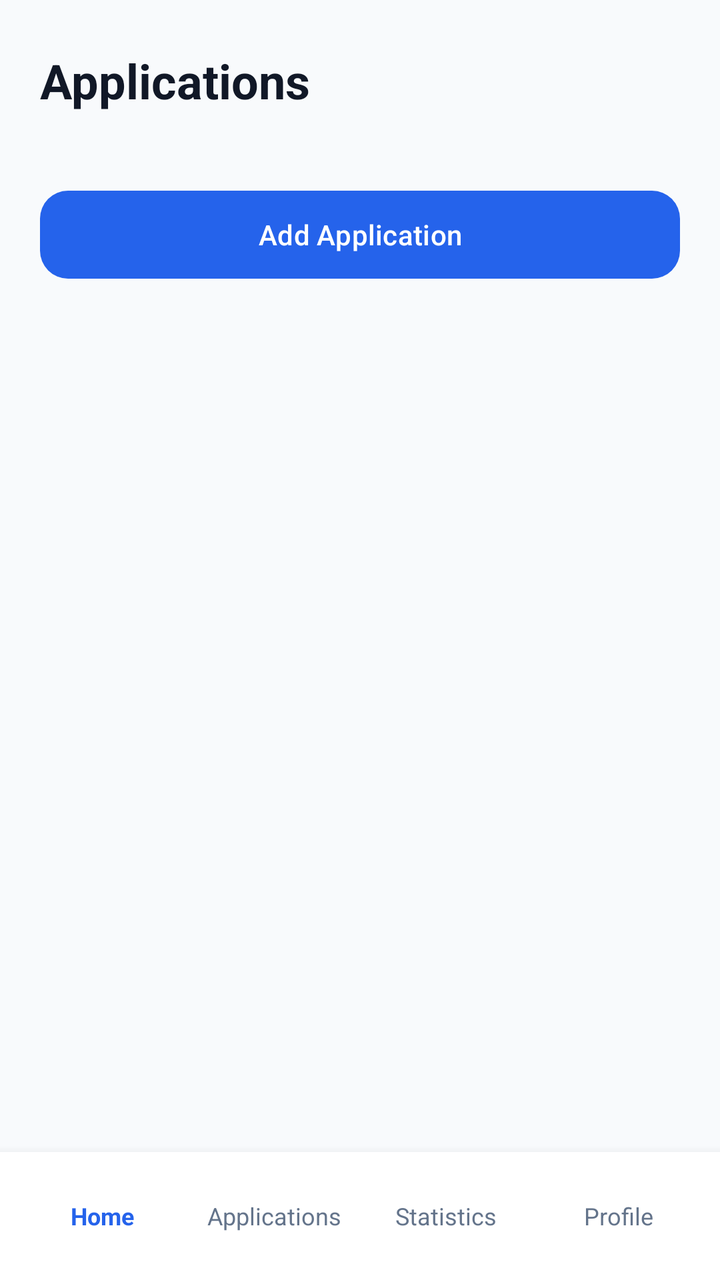
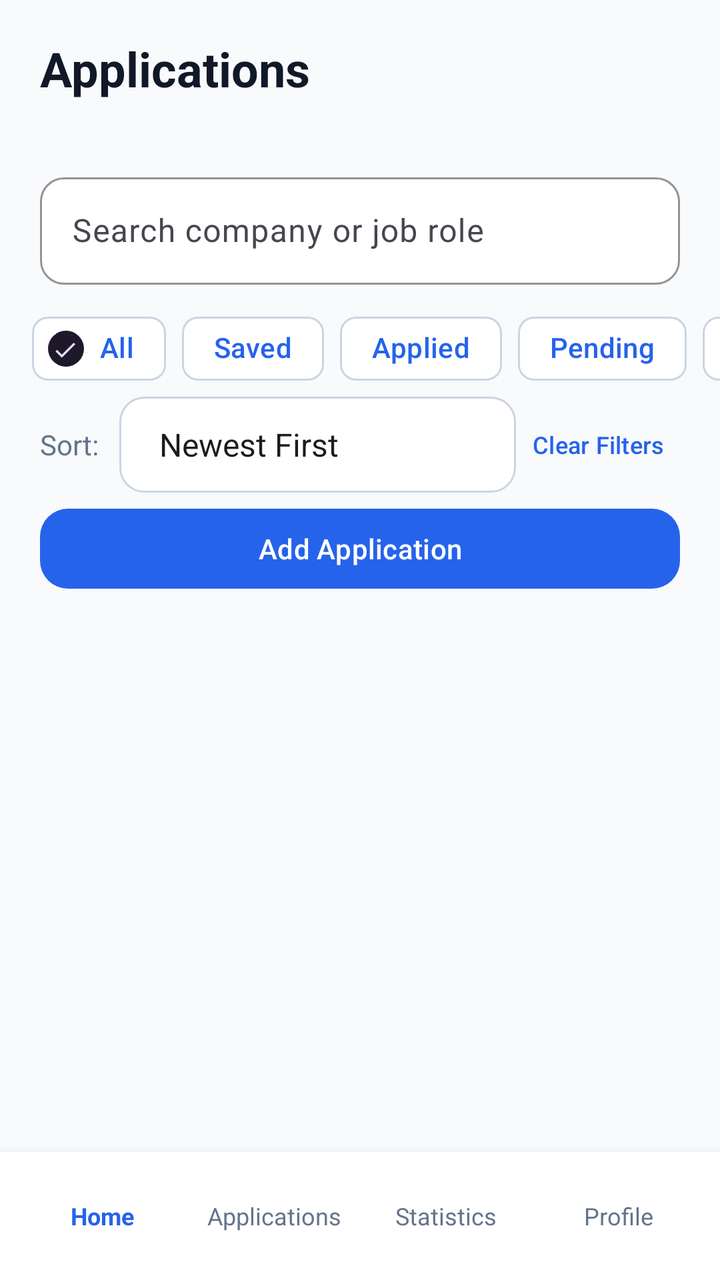

Compare the two renders of this Android layout. The source of the first and the diff that turns it into the second are given below.
<!-- AndroidManifest.xml: application theme Theme.ApplyMate -->
<!-- res/layout/activity_applications.xml -->
<?xml version="1.0" encoding="utf-8"?>
<LinearLayout xmlns:android="http://schemas.android.com/apk/res/android"
    xmlns:app="http://schemas.android.com/apk/res-auto"
    android:layout_width="match_parent"
    android:layout_height="match_parent"
    android:background="@color/background"
    android:orientation="vertical">

    <TextView
        android:id="@+id/text_list_title"
        android:layout_width="match_parent"
        android:layout_height="wrap_content"
        android:paddingStart="20dp"
        android:paddingTop="24dp"
        android:paddingEnd="20dp"
        android:text="@string/all_applications"
        android:textColor="@color/primary_text"
        android:textSize="24sp"
        android:textStyle="bold" />

    <TextView
        android:id="@+id/text_list_subtitle"
        android:layout_width="match_parent"
        android:layout_height="wrap_content"
        android:paddingStart="20dp"
        android:paddingTop="4dp"
        android:paddingEnd="20dp"
        android:textColor="@color/secondary_text"
        android:textSize="14sp" />

    <com.google.android.material.button.MaterialButton
        android:id="@+id/button_add_application"
        android:layout_width="match_parent"
        android:layout_height="52dp"
        android:layout_marginStart="20dp"
        android:layout_marginTop="12dp"
        android:layout_marginEnd="20dp"
        android:text="@string/add_application"
        android:textSize="14sp"
        app:backgroundTint="@color/primary_blue"
        app:cornerRadius="14dp" />

    <FrameLayout
        android:layout_width="match_parent"
        android:layout_height="0dp"
        android:layout_weight="1">

        <androidx.recyclerview.widget.RecyclerView
            android:id="@+id/recycler_applications"
            android:layout_width="match_parent"
            android:layout_height="match_parent"
            android:clipToPadding="false"
            android:paddingStart="16dp"
            android:paddingTop="12dp"
            android:paddingEnd="16dp"
            android:paddingBottom="16dp" />

        <TextView
            android:id="@+id/text_empty_applications"
            android:layout_width="match_parent"
            android:layout_height="wrap_content"
            android:layout_gravity="center"
            android:gravity="center"
            android:padding="32dp"
            android:text="@string/no_applications_filter"
            android:textColor="@color/secondary_text"
            android:textSize="16sp"
            android:visibility="gone" />
    </FrameLayout>

    <include layout="@layout/view_bottom_navigation" />
</LinearLayout>
<!-- res/layout/view_bottom_navigation.xml (included above) -->
<?xml version="1.0" encoding="utf-8"?>
<LinearLayout xmlns:android="http://schemas.android.com/apk/res/android"
    android:layout_width="match_parent"
    android:layout_height="64dp"
    android:background="@color/card_white"
    android:elevation="8dp"
    android:gravity="center"
    android:orientation="horizontal"
    android:paddingStart="8dp"
    android:paddingEnd="8dp">

    <TextView
        android:id="@+id/nav_home"
        android:layout_width="0dp"
        android:layout_height="match_parent"
        android:layout_weight="1"
        android:gravity="center"
        android:text="@string/nav_home"
        android:textColor="@color/primary_blue"
        android:textSize="12sp"
        android:textStyle="bold" />

    <TextView
        android:id="@+id/nav_applications"
        android:layout_width="0dp"
        android:layout_height="match_parent"
        android:layout_weight="1"
        android:gravity="center"
        android:text="@string/nav_applications"
        android:textColor="@color/secondary_text"
        android:textSize="12sp" />

    <TextView
        android:id="@+id/nav_statistics"
        android:layout_width="0dp"
        android:layout_height="match_parent"
        android:layout_weight="1"
        android:gravity="center"
        android:text="@string/nav_statistics"
        android:textColor="@color/secondary_text"
        android:textSize="12sp" />

    <TextView
        android:id="@+id/nav_profile"
        android:layout_width="0dp"
        android:layout_height="match_parent"
        android:layout_weight="1"
        android:gravity="center"
        android:text="@string/nav_profile"
        android:textColor="@color/secondary_text"
        android:textSize="12sp" />
</LinearLayout>
<!-- resources referenced by this layout -->
<resources>
  <color name="background">#F8FAFC</color>
  <color name="card_white">#FFFFFF</color>
  <color name="primary_blue">#2563EB</color>
  <color name="primary_text">#111827</color>
  <color name="secondary_text">#64748B</color>
  <string name="add_application">Add Application</string>
  <string name="all_applications">Applications</string>
  <string name="nav_applications">Applications</string>
  <string name="nav_home">Home</string>
  <string name="nav_profile">Profile</string>
  <string name="nav_statistics">Statistics</string>
  <string name="no_applications_filter">No applications found for this status.</string>
  <style name="Theme.ApplyMate" parent="Base.Theme.ApplyMate" />
  <style name="Base.Theme.ApplyMate" parent="Theme.Material3.DayNight.NoActionBar">
          <item name="colorPrimary">@color/primary_blue</item>
          <item name="colorOnPrimary">@color/card_white</item>
          <item name="colorSecondary">@color/primary_blue</item>
          <item name="colorError">@color/error</item>
          <item name="android:colorAccent">@color/primary_blue</item>
          <item name="android:statusBarColor">@color/background</item>
          <item name="android:navigationBarColor">@color/primary_blue</item>
          <item name="android:windowLightStatusBar">true</item>
          <item name="android:windowBackground">@color/background</item>
      </style>
  <color name="error">#DC2626</color>
</resources>

<!-- the commit's change to res/layout/activity_applications.xml (unified diff, before → after) -->
@@ -11,7 +11,7 @@
         android:layout_width="match_parent"
         android:layout_height="wrap_content"
         android:paddingStart="20dp"
-        android:paddingTop="24dp"
+        android:paddingTop="18dp"
         android:paddingEnd="20dp"
         android:text="@string/all_applications"
         android:textColor="@color/primary_text"
@@ -28,12 +28,175 @@
         android:textColor="@color/secondary_text"
         android:textSize="14sp" />
 
+    <com.google.android.material.textfield.TextInputLayout
+        android:id="@+id/layout_search_applications"
+        style="@style/ApplyMateInputLayout"
+        android:layout_width="match_parent"
+        android:layout_height="wrap_content"
+        android:layout_marginStart="20dp"
+        android:layout_marginTop="10dp"
+        android:layout_marginEnd="20dp"
+        android:hint="@string/search_applications">
+
+        <com.google.android.material.textfield.TextInputEditText
+            android:id="@+id/input_search_applications"
+            style="@style/ApplyMateInput"
+            android:imeOptions="actionDone"
+            android:inputType="text"
+            android:maxLines="1" />
+    </com.google.android.material.textfield.TextInputLayout>
+
+    <HorizontalScrollView
+        android:layout_width="match_parent"
+        android:layout_height="wrap_content"
+        android:layout_marginTop="8dp"
+        android:clipToPadding="false"
+        android:fillViewport="false"
+        android:scrollbars="none">
+
+        <com.google.android.material.chip.ChipGroup
+            android:id="@+id/chip_group_status"
+            android:layout_width="wrap_content"
+            android:layout_height="wrap_content"
+            android:paddingStart="16dp"
+            android:paddingEnd="16dp"
+            app:chipSpacingHorizontal="8dp"
+            app:singleLine="true"
+            app:singleSelection="true">
+
+            <com.google.android.material.chip.Chip
+                android:id="@+id/chip_filter_all"
+                android:layout_width="wrap_content"
+                android:layout_height="wrap_content"
+                android:checkable="true"
+                android:checked="true"
+                android:text="@string/filter_all"
+                android:textColor="@color/primary_blue"
+                app:checkedIconVisible="true"
+                app:chipBackgroundColor="@color/card_white"
+                app:chipStrokeColor="@color/outline"
+                app:chipStrokeWidth="1dp" />
+
+            <com.google.android.material.chip.Chip
+                android:id="@+id/chip_filter_saved"
+                android:layout_width="wrap_content"
+                android:layout_height="wrap_content"
+                android:checkable="true"
+                android:text="@string/status_saved"
+                android:textColor="@color/primary_blue"
+                app:checkedIconVisible="true"
+                app:chipBackgroundColor="@color/card_white"
+                app:chipStrokeColor="@color/outline"
+                app:chipStrokeWidth="1dp" />
+
+            <com.google.android.material.chip.Chip
+                android:id="@+id/chip_filter_applied"
+                android:layout_width="wrap_content"
+                android:layout_height="wrap_content"
+                android:checkable="true"
+                android:text="@string/status_applied"
+                android:textColor="@color/primary_blue"
+                app:checkedIconVisible="true"
+                app:chipBackgroundColor="@color/card_white"
+                app:chipStrokeColor="@color/outline"
+                app:chipStrokeWidth="1dp" />
+
+            <com.google.android.material.chip.Chip
+                android:id="@+id/chip_filter_pending"
+                android:layout_width="wrap_content"
+                android:layout_height="wrap_content"
+                android:checkable="true"
+                android:text="@string/status_pending"
+                android:textColor="@color/primary_blue"
+                app:checkedIconVisible="true"
+                app:chipBackgroundColor="@color/card_white"
+                app:chipStrokeColor="@color/outline"
+                app:chipStrokeWidth="1dp" />
+
+            <com.google.android.material.chip.Chip
+                android:id="@+id/chip_filter_interview"
+                android:layout_width="wrap_content"
+                android:layout_height="wrap_content"
+                android:checkable="true"
+                android:text="@string/status_interview"
+                android:textColor="@color/primary_blue"
+                app:checkedIconVisible="true"
+                app:chipBackgroundColor="@color/card_white"
+                app:chipStrokeColor="@color/outline"
+                app:chipStrokeWidth="1dp" />
+
+            <com.google.android.material.chip.Chip
+                android:id="@+id/chip_filter_selected"
+                android:layout_width="wrap_content"
+                android:layout_height="wrap_content"
+                android:checkable="true"
+                android:text="@string/status_selected"
+                android:textColor="@color/primary_blue"
+                app:checkedIconVisible="true"
+                app:chipBackgroundColor="@color/card_white"
+                app:chipStrokeColor="@color/outline"
+                app:chipStrokeWidth="1dp" />
+
+            <com.google.android.material.chip.Chip
+                android:id="@+id/chip_filter_rejected"
+                android:layout_width="wrap_content"
+                android:layout_height="wrap_content"
+                android:checkable="true"
+                android:text="@string/status_rejected"
+                android:textColor="@color/primary_blue"
+                app:checkedIconVisible="true"
+                app:chipBackgroundColor="@color/card_white"
+                app:chipStrokeColor="@color/outline"
+                app:chipStrokeWidth="1dp" />
+        </com.google.android.material.chip.ChipGroup>
+    </HorizontalScrollView>
+
+    <LinearLayout
+        android:layout_width="match_parent"
+        android:layout_height="wrap_content"
+        android:gravity="center_vertical"
+        android:orientation="horizontal"
+        android:paddingStart="20dp"
+        android:paddingEnd="20dp">
+
+        <TextView
+            android:layout_width="wrap_content"
+            android:layout_height="wrap_content"
+            android:layout_marginEnd="10dp"
+            android:text="@string/sort_by"
+            android:textColor="@color/secondary_text"
+            android:textSize="14sp" />
+
+        <Spinner
+            android:id="@+id/spinner_application_sort"
+            android:layout_width="0dp"
+            android:layout_height="48dp"
+            android:layout_weight="1"
+            android:background="@drawable/bg_spinner"
+            android:entries="@array/application_sort_options"
+            android:paddingStart="12dp"
+            android:paddingEnd="12dp"
+            android:spinnerMode="dropdown" />
+
+        <com.google.android.material.button.MaterialButton
+            android:id="@+id/button_clear_filters"
+            style="@style/Widget.Material3.Button.TextButton"
+            android:layout_width="wrap_content"
+            android:layout_height="48dp"
+            android:minWidth="0dp"
+            android:paddingStart="8dp"
+            android:paddingEnd="8dp"
+            android:text="@string/clear_filters"
+            android:textColor="@color/primary_blue"
+            android:textSize="12sp" />
+    </LinearLayout>
+
     <com.google.android.material.button.MaterialButton
         android:id="@+id/button_add_application"
         android:layout_width="match_parent"
-        android:layout_height="52dp"
+        android:layout_height="48dp"
         android:layout_marginStart="20dp"
-        android:layout_marginTop="12dp"
+        android:layout_marginTop="4dp"
         android:layout_marginEnd="20dp"
         android:text="@string/add_application"
         android:textSize="14sp"
@@ -55,17 +218,34 @@
             android:paddingEnd="16dp"
             android:paddingBottom="16dp" />
 
-        <TextView
-            android:id="@+id/text_empty_applications"
+        <LinearLayout
+            android:id="@+id/layout_empty_applications"
             android:layout_width="match_parent"
             android:layout_height="wrap_content"
             android:layout_gravity="center"
             android:gravity="center"
-            android:padding="32dp"
-            android:text="@string/no_applications_filter"
-            android:textColor="@color/secondary_text"
-            android:textSize="16sp"
-            android:visibility="gone" />
+            android:orientation="vertical"
+            android:padding="24dp"
+            android:visibility="gone">
+
+            <TextView
+                android:id="@+id/text_empty_applications"
+                android:layout_width="match_parent"
+                android:layout_height="wrap_content"
+                android:gravity="center"
+                android:text="@string/no_results_found"
+                android:textColor="@color/secondary_text"
+                android:textSize="16sp" />
+
+            <com.google.android.material.button.MaterialButton
+                android:id="@+id/button_empty_clear_filters"
+                style="@style/Widget.Material3.Button.TextButton"
+                android:layout_width="wrap_content"
+                android:layout_height="48dp"
+                android:layout_marginTop="4dp"
+                android:text="@string/clear_filters"
+                android:textColor="@color/primary_blue" />
+        </LinearLayout>
     </FrameLayout>
 
     <include layout="@layout/view_bottom_navigation" />
<!-- resource entries referenced after the edit -->
@@ -1,18 +1,65 @@
 <!-- resources referenced by this layout -->
 <resources>
+  <string-array name="application_sort_options">
+          <item>@string/sort_newest_first</item>
+          <item>@string/sort_oldest_first</item>
+          <item>@string/sort_company_az</item>
+      </string-array>
   <color name="background">#F8FAFC</color>
   <color name="card_white">#FFFFFF</color>
+  <color name="outline">#CBD5E1</color>
   <color name="primary_blue">#2563EB</color>
   <color name="primary_text">#111827</color>
   <color name="secondary_text">#64748B</color>
+  <!-- drawable bg_spinner (drawable) -->
+  <?xml version="1.0" encoding="utf-8"?>
+  <shape xmlns:android="http://schemas.android.com/apk/res/android">
+      <corners android:radius="12dp" />
+      <solid android:color="@color/card_white" />
+      <stroke
+          android:width="1dp"
+          android:color="@color/outline" />
+  </shape>
   <string name="add_application">Add Application</string>
   <string name="all_applications">Applications</string>
+  <string name="clear_filters">Clear Filters</string>
+  <string name="filter_all">All</string>
   <string name="nav_applications">Applications</string>
   <string name="nav_home">Home</string>
   <string name="nav_profile">Profile</string>
   <string name="nav_statistics">Statistics</string>
-  <string name="no_applications_filter">No applications found for this status.</string>
+  <string name="no_results_found">No Results Found</string>
+  <string name="search_applications">Search company or job role</string>
+  <string name="sort_by">Sort:</string>
+  <string name="status_applied">Applied</string>
+  <string name="status_interview">Interview</string>
+  <string name="status_pending">Pending</string>
+  <string name="status_rejected">Rejected</string>
+  <string name="status_saved">Saved</string>
+  <string name="status_selected">Selected</string>
+  <style name="ApplyMateInput">
+          <item name="android:layout_width">match_parent</item>
+          <item name="android:layout_height">wrap_content</item>
+          <item name="android:textColor">@color/primary_text</item>
+          <item name="android:textColorHint">@color/secondary_text</item>
+          <item name="android:textSize">16sp</item>
+          <item name="android:paddingTop">16dp</item>
+          <item name="android:paddingBottom">16dp</item>
+      </style>
+  <style name="ApplyMateInputLayout">
+          <item name="boxBackgroundMode">outline</item>
+          <item name="boxBackgroundColor">@color/card_white</item>
+          <item name="boxStrokeColor">@color/outline</item>
+          <item name="boxCornerRadiusTopStart">12dp</item>
+          <item name="boxCornerRadiusTopEnd">12dp</item>
+          <item name="boxCornerRadiusBottomStart">12dp</item>
+          <item name="boxCornerRadiusBottomEnd">12dp</item>
+          <item name="hintTextColor">@color/secondary_text</item>
+      </style>
   <style name="Theme.ApplyMate" parent="Base.Theme.ApplyMate" />
+  <string name="sort_newest_first">Newest First</string>
+  <string name="sort_oldest_first">Oldest First</string>
+  <string name="sort_company_az">Company Name (A-Z)</string>
   <style name="Base.Theme.ApplyMate" parent="Theme.Material3.DayNight.NoActionBar">
           <item name="colorPrimary">@color/primary_blue</item>
           <item name="colorOnPrimary">@color/card_white</item>
